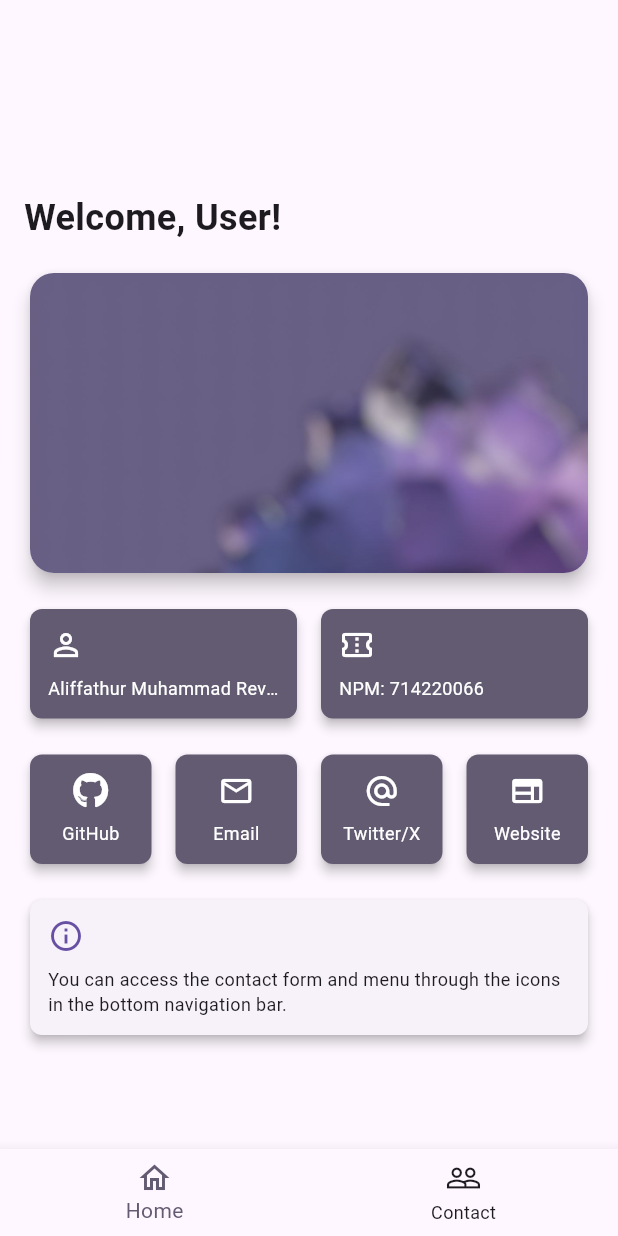
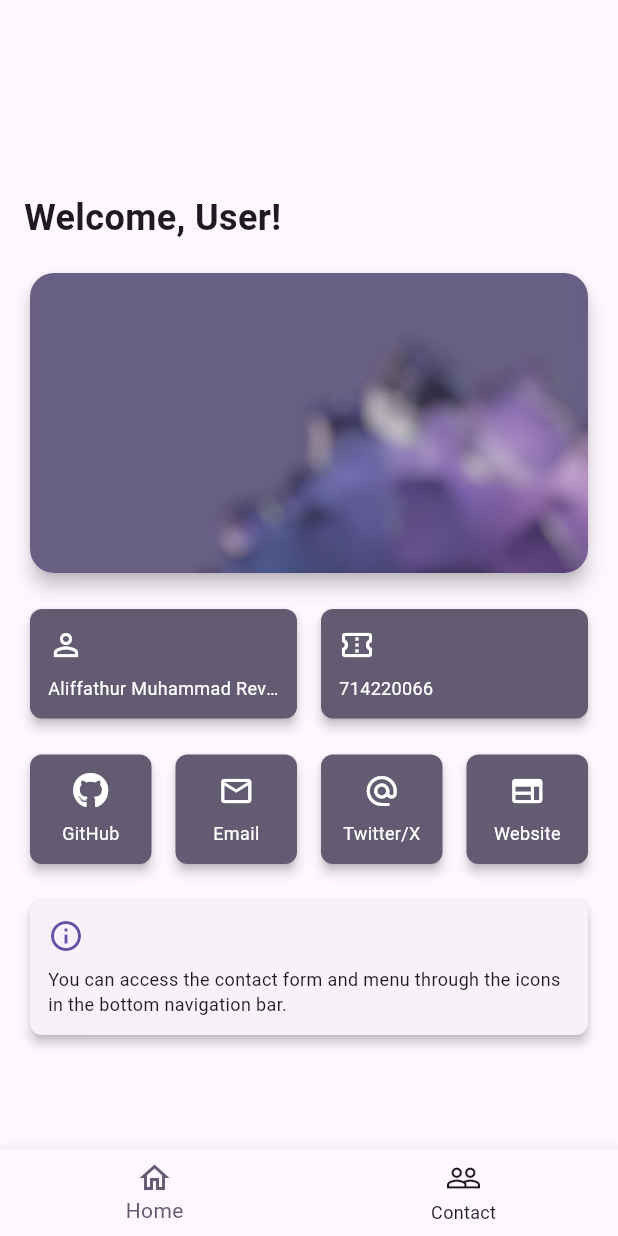
Before and after one commit to SchoolAF/UTS_PIV, a Flutter app: the screen it shows after launch, on a phone screen of 412 x 824 dp. Run offline on Flutter 3.47's test engine with Material 3 defaults, Android fonts, the phone set to English and light mode, and no system bars; our stand-ins replace file_picker, flutter_colorpicker, font_awesome_flutter.

Commit message:
Simplify infos
Signed-off-by: HeroBuxx <me@herobuxx.me>

```diff
--- a/lib/homepage.dart
+++ b/lib/homepage.dart
@@ -102,7 +102,7 @@ class Homepage extends StatelessWidget {
                           ),
                           SizedBox(height: 8),
                           Text(
-                            'NPM: 714220066',
+                            '714220066',
                             style: TextStyle(
                               color: Theme.of(context).colorScheme.onSecondary,
                               fontSize: 12,
```
